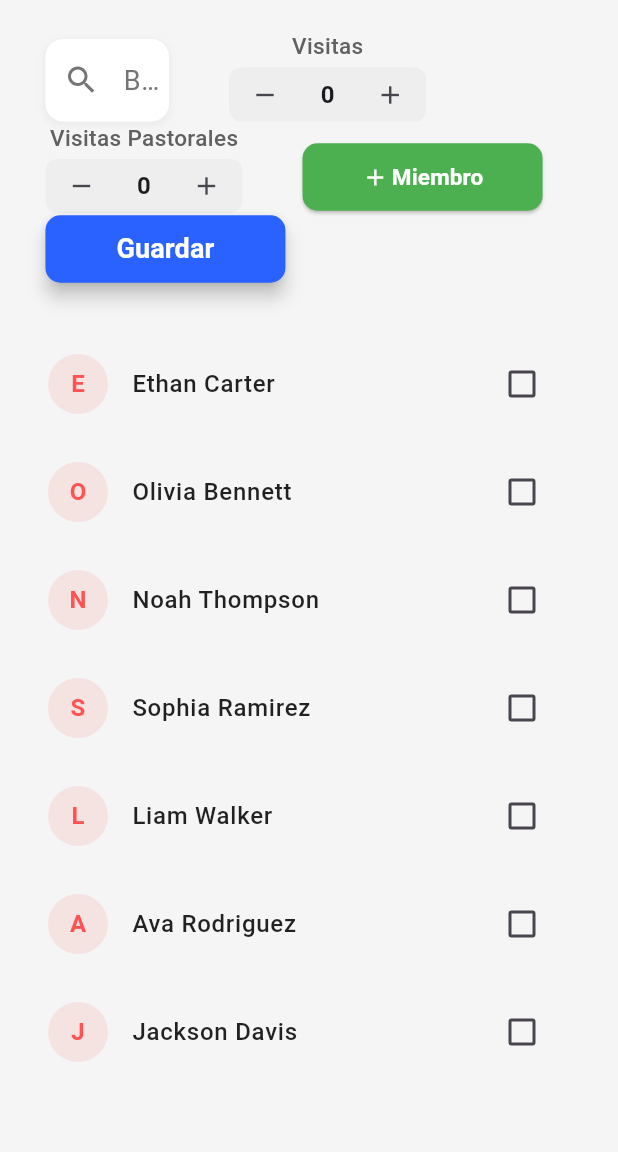
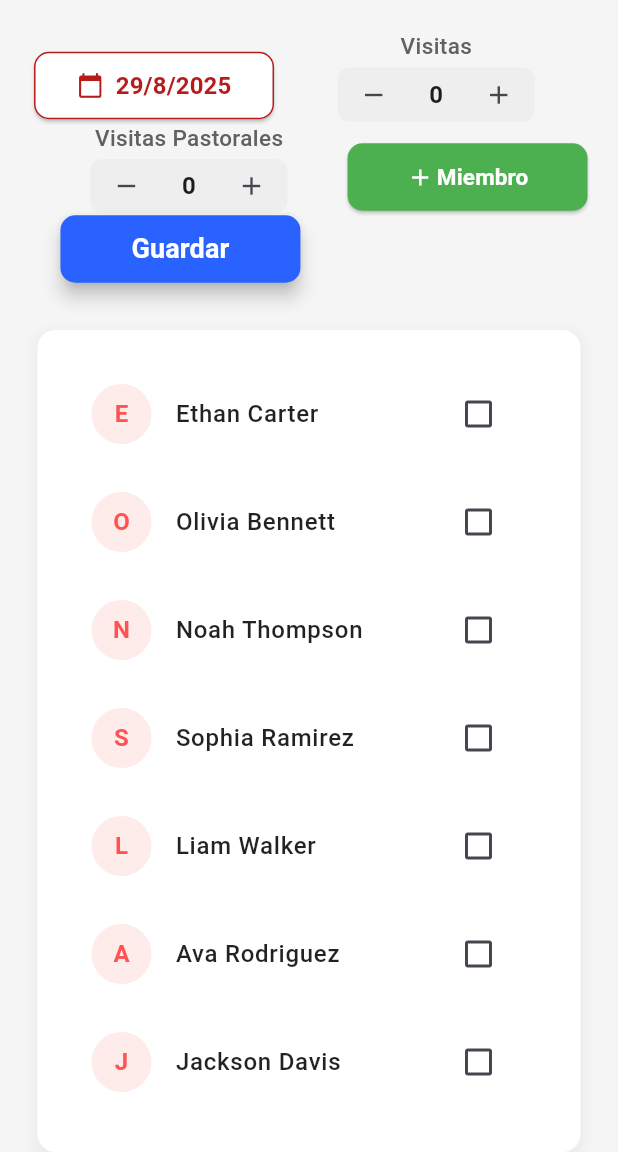
Before and after one commit to YamiYH/secretary, a Flutter app: the Attendance screen opened by its route, after a tap on the "home" icon, on a phone screen of 412 x 824 dp, the part 84-1236 px from its top. Run offline on Flutter 3.47's test engine with Material 3 defaults, Android fonts, the phone set to English and light mode, and no system bars.

Commit message:
Add date selection widget and enhance member list UI

```diff
--- a/lib/screens/attendance.dart
+++ b/lib/screens/attendance.dart
@@ -2,10 +2,10 @@ import 'package:app/widgets/add_button.dart';
 import 'package:app/widgets/button.dart';
 import 'package:app/widgets/counter.dart';
 import 'package:app/widgets/custom_appbar.dart';
+import 'package:app/widgets/date.dart';
 import 'package:flutter/material.dart';
 
 import '../widgets/menu.dart';
-import '../widgets/search_text_field.dart';
 
 class Attendance extends StatefulWidget {
   const Attendance({super.key});
@@ -15,6 +15,8 @@ class Attendance extends StatefulWidget {
 }
 
 class _AttendanceState extends State<Attendance> {
+  final DateTime? selectedDate = DateTime.now();
+
   // Lista de miembros de ejemplo
   final List _allMembers = [
     'Ethan Carter',
@@ -65,7 +67,6 @@ class _AttendanceState extends State<Attendance> {
       drawer: isMobile ? Drawer(child: Menu()) : null,
       body: Row(
         children: [
-          // Muestra el menú solo en modo de escritorio
           if (!isMobile) Menu(),
           Expanded(
             child: Column(
@@ -79,7 +80,13 @@ class _AttendanceState extends State<Attendance> {
                     crossAxisAlignment: WrapCrossAlignment.end,
                     children: [
                       //SizedBox(width: 20),
-                      SearchTextField(controller: _searchController),
+                      DateWidget(
+                        selectedDate: DateTime.now(),
+                        onDateSelected: (date) {
+                          setState(() {});
+                        },
+                      ),
+
                       SizedBox(width: 40),
                       Flexible(
                         child: Counter(
@@ -120,8 +127,26 @@ class _AttendanceState extends State<Attendance> {
                 SizedBox(height: 30),
                 // Lista de miembros
                 Expanded(
+                  child: Padding(
+                    padding: EdgeInsets.symmetric(horizontal: 25.0),
+                    child: Container(
+                      decoration: BoxDecoration(
+                        color: Colors.white,
+                        borderRadius: BorderRadius.circular(
+                          12,
+                        ), // Esquinas redondeadas
+                        boxShadow: [
+                          BoxShadow(
+                            color: Colors.grey.withOpacity(0.1),
+                            spreadRadius: 2.5,
+                            blurRadius: 5,
+                            offset: const Offset(0, 3),
+                          ),
+                        ],
+                      ),
+
                       child: ListView.builder(
-                    padding: const EdgeInsets.symmetric(horizontal: 16.0),
+                        padding: const EdgeInsets.all(20),
                         itemCount: _filteredMembers.length,
                         itemBuilder: (context, index) {
                           final member = _filteredMembers[index];
@@ -159,6 +184,8 @@ class _AttendanceState extends State<Attendance> {
                         },
                       ),
                     ),
+                  ),
+                ),
               ],
             ),
           ),
--- /dev/null
+++ b/lib/widgets/date.dart
@@ -0,0 +1,84 @@
+import 'package:flutter/material.dart';
+
+class DateWidget extends StatefulWidget {
+  final DateTime? selectedDate;
+  final Function(DateTime) onDateSelected;
+
+  const DateWidget({
+    Key? key,
+    required this.selectedDate,
+    required this.onDateSelected,
+  }) : super(key: key);
+
+  @override
+  State<DateWidget> createState() => _DateWidgetState();
+}
+
+class _DateWidgetState extends State<DateWidget> {
+  @override
+  Widget build(BuildContext context) {
+    bool isMobile = MediaQuery.of(context).size.width < 600;
+    return Container(
+      width: isMobile ? MediaQuery.of(context).size.width * 0.40 : null,
+      child: Column(
+        crossAxisAlignment: CrossAxisAlignment.center,
+        children: [
+          // Selector de Fecha
+          ElevatedButton.icon(
+            style: ElevatedButton.styleFrom(
+              fixedSize: Size(160, 45),
+              shape: RoundedRectangleBorder(
+                borderRadius: BorderRadius.circular(10),
+              ),
+              backgroundColor: Colors.white,
+              side: BorderSide(color: Colors.red[900]!, width: 1),
+              padding: EdgeInsets.symmetric(
+                horizontal: isMobile ? 10 : 20,
+                vertical: isMobile ? 8 : 12,
+              ),
+            ),
+            onPressed: () async {
+              final pickedDate = await showDatePicker(
+                context: context,
+                initialDate: DateTime.now(),
+                firstDate: DateTime.now(),
+                lastDate: DateTime.now().add(Duration(days: 90)),
+                builder: (BuildContext context, Widget? child) {
+                  return Theme(
+                    data: ThemeData(
+                      primaryColor: Colors.red[900],
+                      colorScheme: ColorScheme.light(primary: Colors.red[400]!),
+                      textTheme: TextTheme(
+                        headlineMedium: TextStyle(fontSize: 16),
+                        bodyLarge: TextStyle(fontSize: 14),
+                        bodyMedium: TextStyle(fontSize: 12),
+                      ),
+                      dialogTheme: DialogThemeData(
+                        backgroundColor: Colors.white,
+                      ),
+                    ),
+                    child: child!,
+                  );
+                },
+              );
+              if (pickedDate != null) {
+                widget.onDateSelected(pickedDate);
+              }
+            },
+            icon: Icon(Icons.calendar_today, color: Colors.red[900]),
+            label: Text(
+              widget.selectedDate == null
+                  ? 'Seleccionar Fecha'
+                  : '${widget.selectedDate!.day}/${widget.selectedDate!.month}/${widget.selectedDate!.year}',
+              style: TextStyle(
+                fontSize: 16,
+                color: Colors.red[900],
+                fontWeight: FontWeight.bold,
+              ),
+            ),
+          ),
+        ],
+      ),
+    );
+  }
+}
--- a/lib/widgets/menu.dart
+++ b/lib/widgets/menu.dart
@@ -27,7 +27,7 @@ class _MenuState extends State<Menu> {
       width: isDesktop ? screenWidth * 0.2 : screenWidth * 0.75,
       color: Colors.white,
       child: ListView(
-        padding: EdgeInsets.zero,
+        padding: EdgeInsets.symmetric(horizontal: 10),
         children: <Widget>[
           DrawerHeader(
             child: Column(
@@ -66,21 +66,6 @@ class _MenuState extends State<Menu> {
             },
           ),
           ListTile(
-            leading: const Icon(Icons.people_alt_outlined, color: primaryColor),
-            title: const Text('Miembros'),
-            selected: _selectedIndex == 0,
-            onTap: () {
-              Navigator.push(context, createFadeRoute(Members()));
-              setState(() {
-                _selectedIndex = 0;
-              });
-              if (!isDesktop) {
-                Navigator.pop(context); // Cierra el drawer en móvil
-              }
-              // Aquí podrías navegar a la pantalla de Miembros
-            },
-          ),
-          ListTile(
             leading: const Icon(
               Icons.calendar_month_outlined,
               color: Colors.deepOrange,
@@ -101,6 +86,21 @@ class _MenuState extends State<Menu> {
             },
           ),
           ListTile(
+            leading: const Icon(Icons.people_alt_outlined, color: primaryColor),
+            title: const Text('Miembros'),
+            selected: _selectedIndex == 0,
+            onTap: () {
+              Navigator.push(context, createFadeRoute(Members()));
+              setState(() {
+                _selectedIndex = 0;
+              });
+              if (!isDesktop) {
+                Navigator.pop(context); // Cierra el drawer en móvil
+              }
+              // Aquí podrías navegar a la pantalla de Miembros
+            },
+          ),
+          ListTile(
             leading: const Icon(Icons.how_to_reg_outlined, color: Colors.cyan),
             title: const Text('Asistencia'),
             selected: _selectedIndex == 2,
@@ -116,6 +116,20 @@ class _MenuState extends State<Menu> {
             },
           ),
 
+          ListTile(
+            leading: const Icon(Icons.group, color: Colors.redAccent),
+            title: const Text('Redes'),
+            selected: _selectedIndex == 4,
+            onTap: () {
+              setState(() {
+                _selectedIndex = 4;
+              });
+              if (!isDesktop) {
+                Navigator.pop(context); // Cierra el drawer en móvil
+              }
+              // Aquí podrías navegar a la pantalla de Ministerios
+            },
+          ),
           ListTile(
             leading: const Icon(
               Icons.description_outlined,
```
Also changed, not shown: lib/screens/members.dart (+20 -1 lines). Lines whose indentation alone changed are shown as unchanged.
